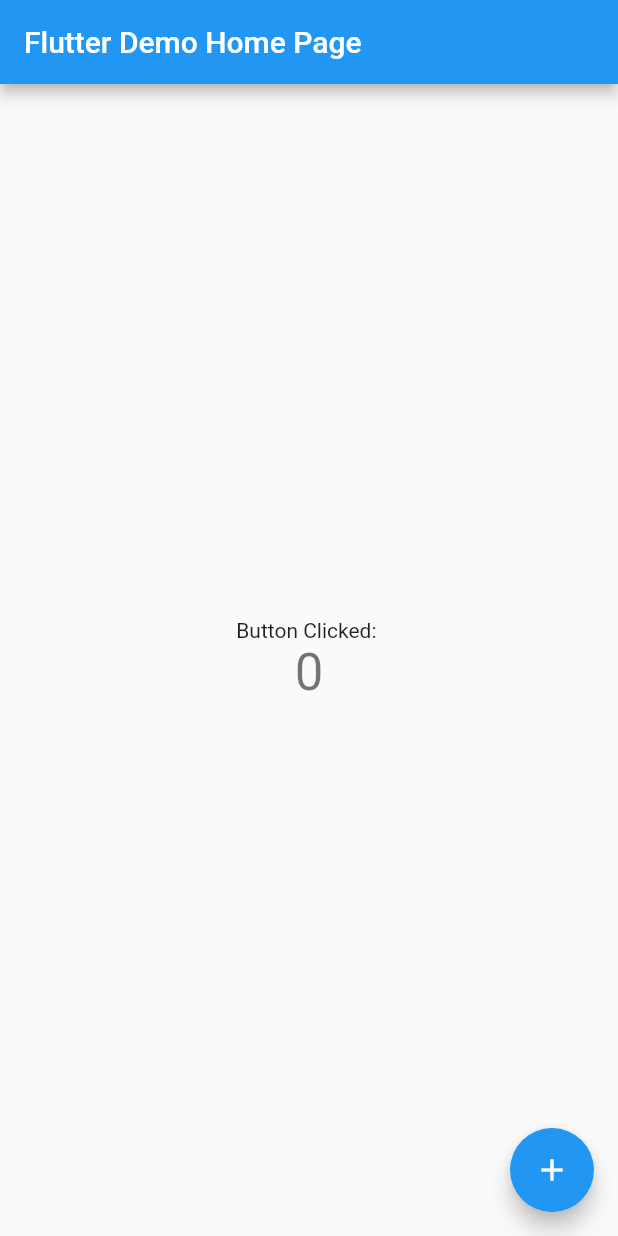
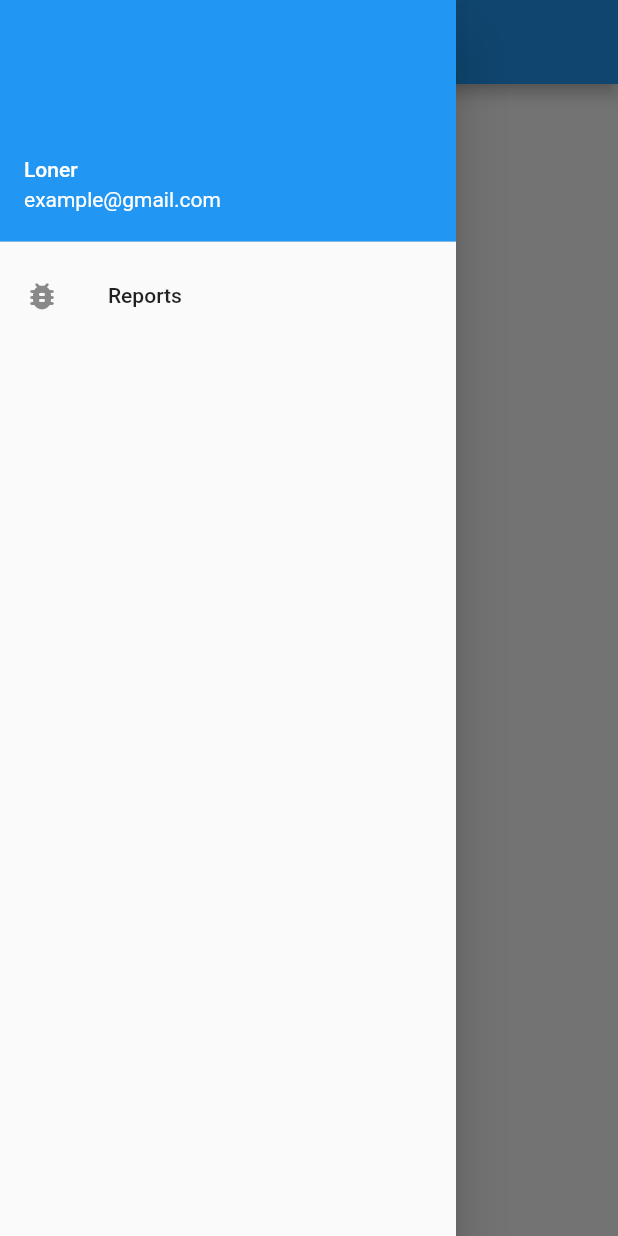
Before and after one commit to MichaelCalbay/projectloner-sdp, a Flutter app: the screen it shows after launch, with the side drawer open (before the commit the screen has no drawer), on a phone screen of 412 x 824 dp. Run offline on Flutter 3.47's test engine with Material 2 defaults, Android fonts, the phone set to English and light mode, and no system bars; our stand-ins replace firebase_core; missing offline and left inert: instabug_flutter; accounts and stored records are empty.

Commit message:
IMPLENTED BUG REPORTED AND NAV BAR CLASS

```diff
--- a/lib/main.dart
+++ b/lib/main.dart
@@ -1,4 +1,6 @@
 import 'package:flutter/material.dart';
+import 'package:instabug_flutter/instabug_flutter.dart';
+import 'nav_bar.dart';
 
 void main() {
   runApp(const MyApp());
@@ -7,62 +9,43 @@
 class MyApp extends StatelessWidget {
   const MyApp({Key? key}) : super(key: key);
 
-  // This widget is the root of your application.
   @override
   Widget build(BuildContext context) {
     return MaterialApp(
-      title: 'Project Loner',
+      title: 'Flutter Demo',
       theme: ThemeData(
+
         primarySwatch: Colors.blue,
       ),
-      home: const MyHomePage(title: 'Flutter Demo Home Page'),
+      home: MyHomePage(),
     );
   }
 }
 
 class MyHomePage extends StatefulWidget {
-  const MyHomePage({Key? key, required this.title}) : super(key: key);
-
-  final String title;
+  MyHomePage({Key? key}) : super(key: key);
 
   @override
   State<MyHomePage> createState() => _MyHomePageState();
 }
 
 class _MyHomePageState extends State<MyHomePage> {
-  int _counter = 0;
 
-  void _incrementCounter() {
-    setState(() {
-      _counter++;
-    });
+  @override
+  void initState(){
+    /*  BUG REPORTING SAM */
+    super.initState();
+    Instabug.start('204ec6dbacf517d824009b10798d3abd', [InvocationEvent.none]);
+    Instabug.show();
   }
-
   @override
   Widget build(BuildContext context) {
     return Scaffold(
+      drawer: NavBar(), // nav_bar.dart - sam
       appBar: AppBar(
-        title: Text(widget.title),
+        title: Text("PROJECT LONER"),
       ),
-      body: Center(
-        child: Column(
-          mainAxisAlignment: MainAxisAlignment.center,
-          children: <Widget>[
-            const Text(
-              "Button Clicked: ",
-            ),
-            Text(
-              '$_counter',
-              style: Theme.of(context).textTheme.headline4,
-            ),
-          ],
-        ),
-      ),
-      floatingActionButton: FloatingActionButton(
-        onPressed: _incrementCounter,
-        tooltip: 'Increment',
-        child: const Icon(Icons.add),
-      ), // This trailing comma makes auto-formatting nicer for build methods.
+      body: Center(),
     );
   }
 }
--- /dev/null
+++ b/lib/nav_bar.dart
@@ -0,0 +1,26 @@
+import 'package:flutter/material.dart';
+import 'package:instabug_flutter/instabug_flutter.dart';
+
+// NAV BAR CLASS by sam
+
+class NavBar extends StatelessWidget {
+
+  @override
+  Widget build(BuildContext context) {
+    return Drawer(
+      child: ListView(
+        children: [
+          UserAccountsDrawerHeader(
+              accountName: Text('Loner') // could be implented later on
+              , accountEmail: Text('example@gmail.com')),
+          ListTile(
+            /*  BUG ICON  */
+            leading: Icon(Icons.bug_report_rounded),
+            title: Text('Reports'),
+            onTap: () => Instabug.show(),
+          ),
+        ],
+      ),
+    );
+  }
+}
```
